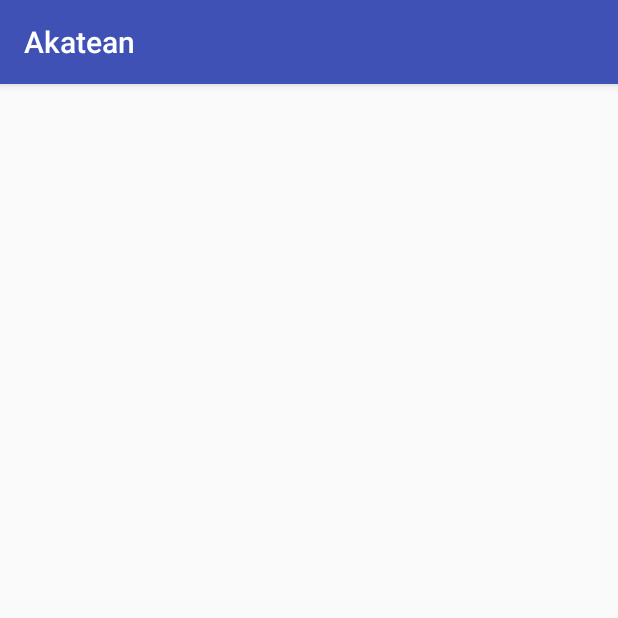
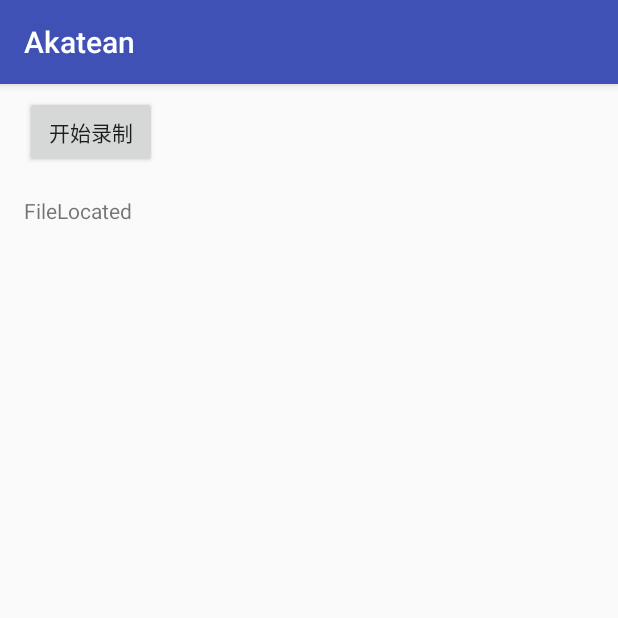
Before and after one commit to GinRyan/AudioRecordingEncode, an Android app: the screen it shows after launch (MainActivity), on a phone screen of 412 x 824 dp, the top half of it. Run offline under Robolectric (Android 15) with nearby library versions, the phone set to English and light mode, and no system bars; 5 statements that could not run were skipped.

Commit message:
进行一定的逻辑编写

```diff
--- a/app/build.gradle
+++ b/app/build.gradle
@@ -6,13 +6,12 @@ android {
     defaultConfig {
         applicationId "org.xellossryan.akatean"
         minSdkVersion 15
-        targetSdkVersion 25
+        targetSdkVersion 21
         versionCode 1
         versionName "1.0"
         testInstrumentationRunner "android.support.test.runner.AndroidJUnitRunner"
         externalNativeBuild {
             cmake {
-                cFlags "-Wpointer-sign"
                 cppFlags "-std=c++11 -frtti -fexceptions -Wpointer-sign"
                 abiFilters "armeabi","x86"
             }
--- a/app/src/main/AndroidManifest.xml
+++ b/app/src/main/AndroidManifest.xml
@@ -1,6 +1,11 @@
 <?xml version="1.0" encoding="utf-8"?>
 <manifest xmlns:android="http://schemas.android.com/apk/res/android"
     package="org.xellossryan.akatean">
+
+    <uses-permission android:name="android.permission.WRITE_EXTERNAL_STORAGE" />
+    <uses-permission android:name="android.permission.READ_EXTERNAL_STORAGE" />
+    <uses-permission android:name="android.permission.RECORD_AUDIO" />
+    <uses-permission android:name="android.permission.CAPTURE_AUDIO_OUTPUT" />
 
     <application
         android:allowBackup="true"
--- a/app/src/main/java/org/xellossryan/abstractlayer/AbstractEncoderLayer.java
+++ /dev/null
@@ -1,10 +0,0 @@
-package org.xellossryan.abstractlayer;
-
-import java.util.HashMap;
-
-/**
- * Created by Liang on 2017/5/3.
- */
-
-public abstract class AbstractEncoderLayer implements EncoderLayer{
-}
--- /dev/null
+++ b/app/src/main/java/org/xellossryan/abstractlayer/EncoderAbstractLayer.java
@@ -0,0 +1,30 @@
+package org.xellossryan.abstractlayer;
+
+/**
+ * 音频编码抽象层
+ * Created by Liang on 2017/5/3.
+ */
+public abstract class EncoderAbstractLayer implements EncoderLayer {
+
+    @Override
+    public abstract String version();
+
+    @Override
+    public abstract int initEncoder();
+
+    @Override
+    public abstract int initParameters(Object parameters);
+
+    @Override
+    public abstract int encode(short[] bufferLeft, short[] bufferRight, byte[] encodedBufferOut, int nSamples);
+
+    @Override
+    public abstract int encodeInterleaved(short[] bufferIn, byte[] encodedBufferOut, int nSamples);
+
+    @Override
+    public abstract int flush(byte[] encodedBufferOut);
+
+    @Override
+    public abstract int close();
+
+}
--- a/app/src/main/java/org/xellossryan/abstractlayer/EncoderLayer.java
+++ b/app/src/main/java/org/xellossryan/abstractlayer/EncoderLayer.java
@@ -1,23 +1,61 @@
 package org.xellossryan.abstractlayer;
 
-import java.util.HashMap;
-
 /**
+ * 编码器层
+ *
  * Created by Liang on 2017/5/3.
  */
 public interface EncoderLayer {
+    /**
+     * 初始化编码器操作
+     *
+     * @return
+     */
+    public int initEncoder();
+
+    /**
+     * 使用特定参数对象编码
+     *
+     * @param parameters
+     * @return
+     */
+    public int initParameters(Object parameters);
+
+    /**
+     * 区分左右声道编码
+     *
+     * @param bufferLeft       PCM左声道数据
+     * @param bufferRight      PCM右声道数据
+     * @param encodedBufferOut 已编码数据
+     * @param nSamples         采样数据
+     * @return
+     */
+    public int encode(short[] bufferLeft, short[] bufferRight, byte[] encodedBufferOut, int nSamples);
+
+    /**
+     * 编码交织PCM缓冲数据
+     *
+     * @param bufferIn
+     * @param encodedBufferOut
+     * @param nSamples
+     * @return
+     */
+    public int encodeInterleaved(short[] bufferIn, byte[] encodedBufferOut, int nSamples);
+
+    /**
+     * 刷新缓冲区
+     *
+     * @param encodedBufferOut
+     * @return
+     */
+    public int flush(byte[] encodedBufferOut);
+
+    /**
+     * 关闭和释放编码器资源
+     *
+     * @return
+     */
+    public int close();
 
     public String version();
-
-    public int initEncoder();
-
-    public int initParameters(Object parameters);
-
-    public int encode(short[] bufferLeft, short[] bufferRight, byte[] encodedBufferOut, int nSamples);
-
-    public int encodeInterleaved(short[] bufferIn,byte[] encodedBufferOut, int nSamples);
-
-    public int flush(byte[] encodedBufferOut);
-
-    public int close();
 }
--- a/app/src/main/java/org/xellossryan/akatean/MainActivity.java
+++ b/app/src/main/java/org/xellossryan/akatean/MainActivity.java
@@ -1,28 +1,80 @@
 package org.xellossryan.akatean;
 
+import android.os.Bundle;
 import android.support.v7.app.AppCompatActivity;
-import android.os.Bundle;
+import android.view.View;
+import android.widget.Button;
 import android.widget.TextView;
 
 import org.xellossryan.lame.MP3Lame;
 import org.xellossryan.lame.MP3LameProxy;
+import org.xellossryan.recorder.AudioInput;
 
 public class MainActivity extends AppCompatActivity {
-    MP3LameProxy lame = null;
+    AudioInput lame = null;
+
+    String recordFilePath = "";
+
+    private TextView sampletext;
+    private android.widget.Button record;
+    private TextView filepath;
+
+    boolean isRecording = false;
 
     @Override
     protected void onCreate(Bundle savedInstanceState) {
         super.onCreate(savedInstanceState);
         setContentView(R.layout.activity_main);
+        this.filepath = (TextView) findViewById(R.id.filepath);
+        this.record = (Button) findViewById(R.id.record);
+        this.sampletext = (TextView) findViewById(R.id.sample_text);
 
-        // Example of a call to a native method
-        TextView tv = (TextView) findViewById(R.id.sample_text);
+        record.setText("开始录制");
 
-        lame = new MP3LameProxy(MP3Lame.getInstance());
+        lame = new AudioInput(new MP3LameProxy(MP3Lame.getInstance()));
+        String version = lame.version();
+        sampletext.setText(version);
 
-        String version = lame.version();
-        tv.setText(version);
+        record.setOnClickListener(new View.OnClickListener() {
+            @Override
+            public void onClick(View v) {
+                if (isRecording) {
+                    stop();
+                } else {
+                    start();
+                }
+            }
+        });
+    }
 
-        lame.initEncoder();
+    public void start() {
+        isRecording = true;
+        recordFilePath = RecordConstants.MP3_DIR_PATH + System.currentTimeMillis() + ".mp3";
+        record.setText("停止录制");
+        filepath.setText(String.format("%s  正在录制", recordFilePath));
+
+    }
+
+    public void stop() {
+        isRecording = false;
+        record.setText("开始录制");
+        filepath.setText(String.format("%s  录制停止", recordFilePath));
+
+    }
+
+    @Override
+    protected void onResume() {
+        super.onResume();
+    }
+
+    @Override
+    protected void onPause() {
+        super.onPause();
+    }
+
+    @Override
+    protected void onDestroy() {
+        super.onDestroy();
+        lame.close();
     }
 }
--- a/app/src/main/java/org/xellossryan/lame/MP3LameProxy.java
+++ b/app/src/main/java/org/xellossryan/lame/MP3LameProxy.java
@@ -1,14 +1,13 @@
 package org.xellossryan.lame;
 
-import org.xellossryan.abstractlayer.AbstractEncoderLayer;
-import org.xellossryan.lame.MP3Lame;
+import org.xellossryan.abstractlayer.EncoderAbstractLayer;
 
 /**
  * MP3Lame
  * <p>
  * Created by Liang on 2017/5/3.
  */
-public class MP3LameProxy extends AbstractEncoderLayer {
+public class MP3LameProxy extends EncoderAbstractLayer {
     private MP3Lame mp3Lame;
 
     public MP3LameProxy(MP3Lame mp3Lame) {
--- a/app/src/main/java/org/xellossryan/recorder/AudioInput.java
+++ b/app/src/main/java/org/xellossryan/recorder/AudioInput.java
@@ -1,11 +1,53 @@
 package org.xellossryan.recorder;
+
+import android.media.AudioRecord;
+
+import org.xellossryan.abstractlayer.EncoderAbstractLayer;
+import org.xellossryan.log.L;
 
 /**
  * Created by Liang on 2017/5/3.
  */
+public class AudioInput extends Thread {
 
-public class AudioInput {
+    EncoderAbstractLayer encoder;
+
+    AudioRecord audioRecorder;
+
+    int audioSource;
+    int sampleRateInHz;
+    int channelConfig;
+    int audioFormat;
+    int bufferSizeInBytes;
+
+    public String version() {
+        return encoder.version();
+    }
+
+    public int close() {
+        return encoder.close();
+    }
+
+    public AudioInput(EncoderAbstractLayer layer) {
+        encoder = layer;
+        audioSource = EncodeArguments.DEFAULT_AUDIO_SOURCE;
+        sampleRateInHz = EncodeArguments.DEFAULT_SAMPLING_RATE;
+        channelConfig = EncodeArguments.DEFAULT_CHANNEL_CONFIG;
+        audioFormat = EncodeArguments.DEFAULT_AUDIO_FORMAT.getAudioFormat();
+        encoder.initEncoder();
+
+        bufferSizeInBytes = AudioRecord.getMinBufferSize(sampleRateInHz, channelConfig, audioFormat);
+        //Initialize Audio Recorder
+        // There should compute bufferSize per period per channel.
+        L.d("bufferSizeInBytes: " + bufferSizeInBytes);
+        audioRecorder = new AudioRecord(audioSource, sampleRateInHz, channelConfig, audioFormat, bufferSizeInBytes);
+    }
+
+    @Override
+    public void run() {
+        super.run();
+        //TODO Running Audio Recording
 
 
-
+    }
 }
--- /dev/null
+++ b/app/src/main/java/org/xellossryan/recorder/EncodeArguments.java
@@ -0,0 +1,37 @@
+package org.xellossryan.recorder;
+
+import android.media.AudioFormat;
+import android.media.MediaRecorder;
+
+import org.xellossryan.abstractlayer.PCMFormat;
+
+/**
+ * Created by Liang on 2017/5/3.
+ */
+
+public class EncodeArguments {
+
+    //=======================AudioRecord Default Settings=======================
+    public static final int DEFAULT_AUDIO_SOURCE = MediaRecorder.AudioSource.MIC;
+    /**
+     * 以下三项为默认配置参数。Google Android文档明确表明只有以下3个参数是可以在所有设备上保证支持的。
+     */
+    public static final int DEFAULT_SAMPLING_RATE = 44100;//模拟器仅支持从麦克风输入8kHz采样率
+    public static final int DEFAULT_CHANNEL_CONFIG = AudioFormat.CHANNEL_IN_STEREO;
+    /**
+     * 下面是对此的封装
+     * private static final int DEFAULT_AUDIO_FORMAT = AudioFormat.ENCODING_PCM_16BIT;
+     */
+    public static final PCMFormat DEFAULT_AUDIO_FORMAT = PCMFormat.PCM_16BIT;
+
+    //======================Lame Default Settings=====================
+    public static final int DEFAULT_ENCODER_MP3_QUALITY = 6;
+    /**
+     * 与DEFAULT_CHANNEL_CONFIG相关，因为是mono单声，所以是1，如果是 AudioFormat.CHANNEL_IN_STEREO则为2
+     */
+    public static final int DEFAULT_ENCODER_IN_CHANNEL = 2;
+    /**
+     * Encoded bit rate. MP3 file will be encoded with bit rate 32kbps
+     */
+    public static final int DEFAULT_ENCODER_MP3_BIT_RATE = 128;
+}
--- a/app/src/main/res/layout/activity_main.xml
+++ b/app/src/main/res/layout/activity_main.xml
@@ -10,10 +10,45 @@
         android:id="@+id/sample_text"
         android:layout_width="wrap_content"
         android:layout_height="wrap_content"
-        android:text="Hello World!"
+        android:layout_marginTop="8dp"
+        android:text="lame"
         app:layout_constraintBottom_toBottomOf="parent"
+        app:layout_constraintHorizontal_bias="0.948"
         app:layout_constraintLeft_toLeftOf="parent"
         app:layout_constraintRight_toRightOf="parent"
-        app:layout_constraintTop_toTopOf="parent" />
+        app:layout_constraintTop_toTopOf="parent"
+        app:layout_constraintVertical_bias="0.967" />
+
+    <Button
+        android:id="@+id/record"
+        android:layout_width="wrap_content"
+        android:layout_height="wrap_content"
+        android:text="RECORD"
+        app:layout_constraintTop_toTopOf="parent"
+        android:layout_marginTop="8dp"
+        app:layout_constraintBottom_toBottomOf="parent"
+        android:layout_marginBottom="8dp"
+        android:layout_marginLeft="8dp"
+        app:layout_constraintLeft_toLeftOf="parent"
+        android:layout_marginRight="8dp"
+        app:layout_constraintRight_toRightOf="parent"
+        app:layout_constraintHorizontal_bias="0.028"
+        app:layout_constraintVertical_bias="0.0" />
+
+    <TextView
+        android:id="@+id/filepath"
+        android:layout_width="wrap_content"
+        android:layout_height="wrap_content"
+        android:layout_marginBottom="8dp"
+        android:layout_marginLeft="8dp"
+        android:layout_marginRight="8dp"
+        android:layout_marginTop="8dp"
+        android:text="FileLocated"
+        app:layout_constraintBottom_toBottomOf="parent"
+        app:layout_constraintHorizontal_bias="0.025"
+        app:layout_constraintLeft_toLeftOf="parent"
+        app:layout_constraintRight_toRightOf="parent"
+        app:layout_constraintTop_toBottomOf="@+id/record"
+        app:layout_constraintVertical_bias="0.016" />
 
 </android.support.constraint.ConstraintLayout>
```
Also changed, not shown: app/src/main/java/org/xellossryan/akatean/RecordConstants.java (added, +15 -0 lines), app/src/main/java/org/xellossryan/log/L.java (added, +37 -0 lines), 1 other file.
